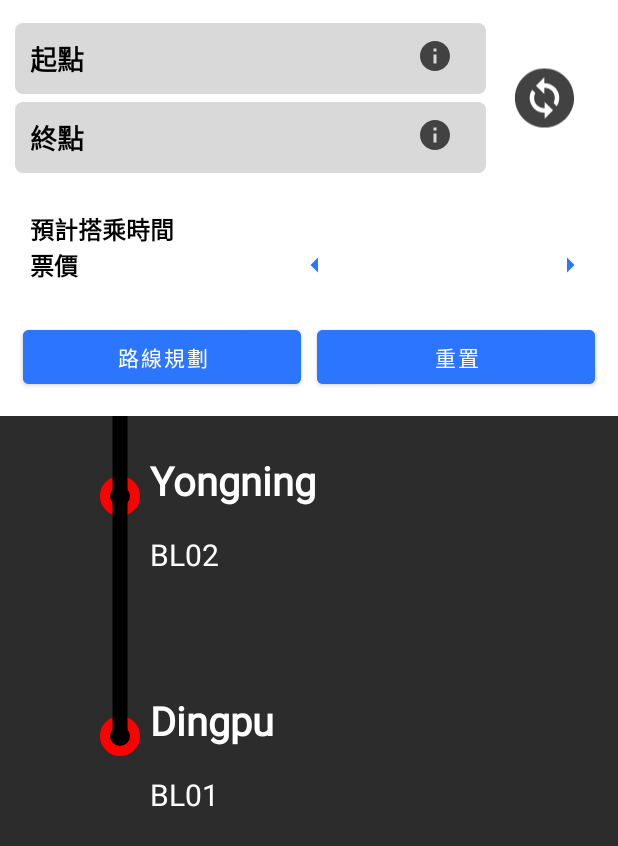
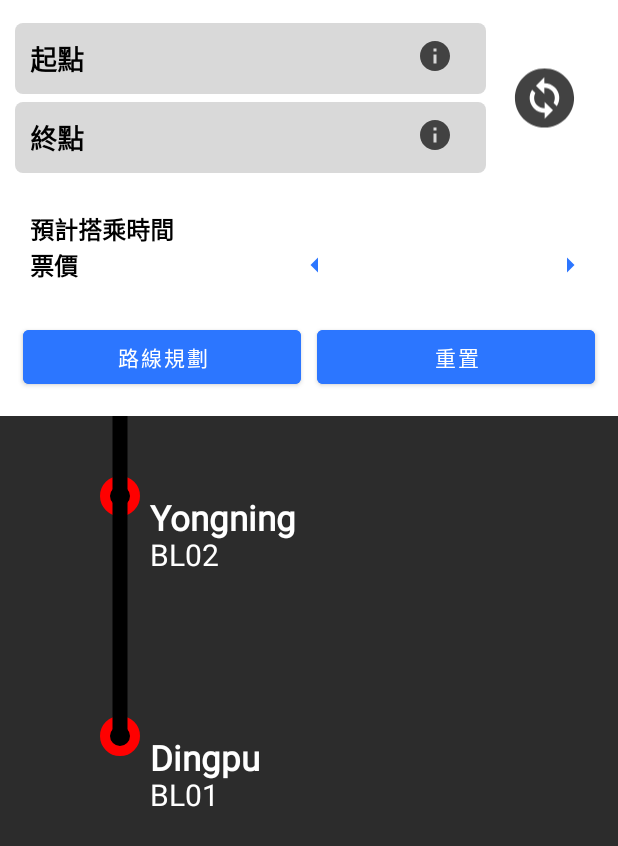
Before and after one commit to fengqian0914/Metro-Journey-Stamp-Collection, an Android app: the layout fragment_home_fragment.xml on its own in the app's theme, with its tools: preview values and no code run, on a phone screen of 412 x 824 dp. Shown: the top 846 px of the screen. Run offline under Robolectric (Android 15) with nearby library versions, the phone set to English and light mode, and no system bars.

Commit message:
路網 翻譯完成 路網 翻譯

```diff
--- a/app/src/main/java/com/example/MRTAPP/UI/Home/MapView.kt
+++ b/app/src/main/java/com/example/MRTAPP/UI/Home/MapView.kt
@@ -150,7 +150,6 @@ class MapView(context: Context, attrs: AttributeSet) : View(context, attrs) {
 //            val stationName_TW = "${GetLanguage.getStationName(context,station.chineseName)}"
 //            val stationName_EN = "${station.englishName}"
             savelanauge=GetLanguage.getsaveLanguage(context)
-            updateTextSizeBasedOnLanguage()
 
             val LanguageText=when(savelanauge){
                 "Zh_tw"->station.chineseName
@@ -164,6 +163,7 @@ class MapView(context: Context, attrs: AttributeSet) : View(context, attrs) {
             val stationName_EN= "${LanguageText}"
 
             val stationCode = station.code
+            updateTextSizeBasedOnLanguage(station.code)
 
             setLinePaint(lineCode)
             setStationPaint(lineCode)
@@ -174,134 +174,105 @@ class MapView(context: Context, attrs: AttributeSet) : View(context, attrs) {
 
                 in "R07"->{
                     chineseTextPaint.textAlign = Paint.Align.LEFT
-                    englishTextPaint.textAlign = Paint.Align.LEFT
                     codePaint.textAlign = Paint.Align.LEFT
 
                     canvas.drawText(stationName_TW, x , y+60f, chineseTextPaint)
-                    canvas.drawText(stationName_EN, x , y+100f, englishTextPaint)
-                    canvas.drawText(stationCode, x , y + 140f, createCodeTextPaint(lineCode))
+                    canvas.drawText(stationCode, x , y + 100f, createCodeTextPaint(lineCode))
                 }
                 in "G08"->{
                     chineseTextPaint.textAlign = Paint.Align.LEFT
-                    englishTextPaint.textAlign = Paint.Align.LEFT
                     codePaint.textAlign=Paint.Align.LEFT
 
-                    canvas.drawText(stationName_TW, x-80f , y+65f, chineseTextPaint)
-                    canvas.drawText(stationName_EN, x-80f , y+105f, englishTextPaint)
+                    canvas.drawText(stationName_TW, x-80f , y+105f, chineseTextPaint)
                     canvas.drawText(stationCode, x-80f , y+145f, createCodeTextPaint(lineCode))
                 }
                 in "G09","G03A"->{
                     chineseTextPaint.textAlign = Paint.Align.RIGHT
-                    englishTextPaint.textAlign = Paint.Align.RIGHT
                     codePaint.textAlign=Paint.Align.RIGHT
 
                     canvas.drawText(stationName_TW, x -70f, y, chineseTextPaint)
-                    canvas.drawText(stationName_EN, x - 70f, y+35f, englishTextPaint)
-                    canvas.drawText(stationCode, x - 120f, y+70f, createCodeTextPaint(lineCode))
+                    canvas.drawText(stationCode, x - 120f, y+35f, createCodeTextPaint(lineCode))
                 }
                 in "O12"->{
                     chineseTextPaint.textAlign = Paint.Align.RIGHT
-                    englishTextPaint.textAlign = Paint.Align.RIGHT
                     codePaint.textAlign=Paint.Align.RIGHT
 
                     canvas.drawText(stationName_TW, x -120f, y-10f, chineseTextPaint)
-                    canvas.drawText(stationName_EN, x -120f, y+20f, englishTextPaint)
-                    canvas.drawText(stationCode, x - 170f, y+50f, createCodeTextPaint(lineCode))
+                    canvas.drawText(stationCode, x - 150f, y+20f, createCodeTextPaint(lineCode))
                 }
                 in "O50".."O54"->{
                     chineseTextPaint.textAlign = Paint.Align.RIGHT
-                    englishTextPaint.textAlign = Paint.Align.RIGHT
                     codePaint.textAlign=Paint.Align.RIGHT
 
                     canvas.drawText(stationName_TW, x-80f , y+60f, chineseTextPaint)
-                    canvas.drawText(stationName_EN, x-80f , y+90f, englishTextPaint)
-                    canvas.drawText(stationCode, x-130f , y+120f, createCodeTextPaint(lineCode))
+                    canvas.drawText(stationCode, x-120f , y+90f, createCodeTextPaint(lineCode))
                 }
                 in "BL09"->{
                     chineseTextPaint.textAlign = Paint.Align.LEFT
-                    englishTextPaint.textAlign = Paint.Align.LEFT
                     codePaint.textAlign=Paint.Align.LEFT
 
                     canvas.drawText(stationName_TW, x + 30f, y+20f, chineseTextPaint)
-                    canvas.drawText(stationName_EN, x + 30f, y+55f, englishTextPaint)
-                    canvas.drawText(stationCode, x + 30f, y + 90f, createCodeTextPaint(lineCode))
+                    canvas.drawText(stationCode, x + 30f, y + 55f, createCodeTextPaint(lineCode))
                 }
                 in "R09"->{
                     chineseTextPaint.textAlign = Paint.Align.LEFT
-                    englishTextPaint.textAlign = Paint.Align.LEFT
                     codePaint.textAlign=Paint.Align.LEFT
 
-                    canvas.drawText(stationName_TW, x + 30f, y-40f, chineseTextPaint)
-                    canvas.drawText(stationName_EN, x + 30f, y-10f, englishTextPaint)
+                    canvas.drawText(stationName_TW, x + 30f, y-10f, chineseTextPaint)
                     canvas.drawText(stationCode, x + 30f, y +20f, createCodeTextPaint(lineCode))
                 }
                 in "R11","R13"->{ //交叉站 右下
                     chineseTextPaint.textAlign = Paint.Align.LEFT
-                    englishTextPaint.textAlign = Paint.Align.LEFT
                     codePaint.textAlign=Paint.Align.LEFT
 
-                    canvas.drawText(stationName_TW, x +40f, y+50f, chineseTextPaint)
-                    canvas.drawText(stationName_EN, x +40f, y+80f, englishTextPaint)
+                    canvas.drawText(stationName_TW, x +40f, y+60f, chineseTextPaint)
 
-                    canvas.drawText(stationCode, x +40f, y+110f, createCodeTextPaint(lineCode))
+                    canvas.drawText(stationCode, x +40f, y+90f, createCodeTextPaint(lineCode))
                 }
                 in "O05","O06","Y07","O12_1","R22_1","G03_1","Y11_1","Y18_1"->{ //不顯示
 
                 }in "O17"->{
                 chineseTextPaint.textAlign = Paint.Align.CENTER
-                englishTextPaint.textAlign = Paint.Align.CENTER
                 codePaint.textAlign=Paint.Align.CENTER
 
-                canvas.drawText(stationName_TW, x -80f, y-60f, chineseTextPaint)
-                canvas.drawText(stationName_EN, x - 80f, y-30f, englishTextPaint)
-
-                canvas.drawText(stationCode, x - 80f, y, createCodeTextPaint(lineCode))
+                canvas.drawText(stationName_TW, x -80f, y-70f, chineseTextPaint)
+                canvas.drawText(stationCode, x - 80f, y-30f, createCodeTextPaint(lineCode))
             }
                 in "Y17","Y09"->{ //左下
                     chineseTextPaint.textAlign = Paint.Align.LEFT
-                    englishTextPaint.textAlign = Paint.Align.LEFT
                     codePaint.textAlign=Paint.Align.LEFT
 
-                    canvas.drawText(stationName_TW, x-80f , y+60f, chineseTextPaint)
-                    canvas.drawText(stationName_EN, x-80f , y+100f, englishTextPaint)
+                    canvas.drawText(stationName_TW, x-80f , y+100f, chineseTextPaint)
                     canvas.drawText(stationCode, x-80f , y+140f, createCodeTextPaint(lineCode))
                 }
-                in "R06",in "BR15".."BR20","BL17"->{ //左上
+                in "R06",in "BR15".."BR20","BL17","G17"->{ //左上
                     chineseTextPaint.textAlign = Paint.Align.LEFT
-                    englishTextPaint.textAlign = Paint.Align.LEFT
                     codePaint.textAlign=Paint.Align.LEFT
 
-                    canvas.drawText(stationName_TW, x-70f , y-120f, chineseTextPaint)
-                    canvas.drawText(stationName_EN, x-70f , y-80f, englishTextPaint)
+                    canvas.drawText(stationName_TW, x-70f , y-80f, chineseTextPaint)
                     canvas.drawText(stationCode, x-70f , y-40f, createCodeTextPaint(lineCode))
                 }
                 in "BL12",in "G04".."G07" ,in "BR03","BR06","G13",in "Y13".."Y16","R08",in "BR08","R05","O10"-> { //右上
                     chineseTextPaint.textAlign = Paint.Align.LEFT
-                    englishTextPaint.textAlign = Paint.Align.LEFT
                     codePaint.textAlign=Paint.Align.LEFT
-                    canvas.drawText(stationName_TW, x + 30f, y-100f, chineseTextPaint)
-                    canvas.drawText(stationName_EN, x + 30f, y-60f, englishTextPaint)
+                    canvas.drawText(stationName_TW, x + 30f, y-60f, chineseTextPaint)
                     canvas.drawText(stationCode, x + 30f, y-20f, createCodeTextPaint(lineCode))
                 }
                 in "G12".."G13"->{ //左方
                     chineseTextPaint.textAlign = Paint.Align.RIGHT
-                    englishTextPaint.textAlign = Paint.Align.RIGHT
                     codePaint.textAlign=Paint.Align.RIGHT
 
-                    canvas.drawText(stationName_TW, x -40f, y, chineseTextPaint)
-                    canvas.drawText(stationName_EN, x - 40f, y+40f, englishTextPaint)
+                    canvas.drawText(stationName_TW, x -40f, y+40f, chineseTextPaint)
                     canvas.drawText(stationCode, x - 90f, y+80f, createCodeTextPaint(lineCode))
                 }
                 in "G11"->{
                     chineseTextPaint.textAlign = Paint.Align.RIGHT
-                    englishTextPaint.textAlign = Paint.Align.RIGHT
                     codePaint.textAlign=Paint.Align.RIGHT
 
-                    canvas.drawText(stationName_TW, x -40f, y-60f, chineseTextPaint)
-                    canvas.drawText(stationName_EN, x - 40f, y-20f, englishTextPaint)
+                    canvas.drawText(stationName_TW, x -40f, y-20f, chineseTextPaint)
                     canvas.drawText(stationCode, x - 90f, y+20f, createCodeTextPaint(lineCode))
                 }
-                in "BL10".."BL16",in "BL18".."BL20" ,in "R02".."R04",in "R08" ,in "R20".."R24",in "G15".."G19","BR02",in "Y10".."Y12","Y08",in "BR07","O02"-> { // 下方
+                in "BL10".."BL16",in "BL18".."BL20" ,in "R02".."R04",in "R08" ,in "R20".."R24",in "G15","G16","G18","G19","BR02",in "Y10".."Y12","Y08",in "BR07","O02"-> { // 下方
                     chineseTextPaint.textAlign = Paint.Align.LEFT
                     codePaint.textAlign = Paint.Align.LEFT
 
@@ -312,11 +283,9 @@ class MapView(context: Context, attrs: AttributeSet) : View(context, attrs) {
 
                 else->{ //右方
                     chineseTextPaint.textAlign = Paint.Align.LEFT
-                    englishTextPaint.textAlign = Paint.Align.LEFT
                     codePaint.textAlign=Paint.Align.LEFT
 
-                    canvas.drawText(stationName_TW, x + 30f, y, chineseTextPaint)
-                    canvas.drawText(stationName_EN, x + 30f, y+35f, englishTextPaint)
+                    canvas.drawText(stationName_TW, x + 30f, y+35f, chineseTextPaint)
                     canvas.drawText(stationCode, x + 30f, y + 70f, createCodeTextPaint(lineCode))
                 }
 
@@ -483,18 +452,17 @@ class MapView(context: Context, attrs: AttributeSet) : View(context, attrs) {
         isAntiAlias = true
     }
 
-    private val englishTextPaint: Paint = Paint().apply {
-        color = Color.WHITE
 
-        textSize = 0f
-        isAntiAlias = true
-    }
-    private fun updateTextSizeBasedOnLanguage() {
-        chineseTextPaint.textSize = if (savelanauge == "En") {
+    private fun updateTextSizeBasedOnLanguage(code: String) {
+        chineseTextPaint.textSize = if (
+            savelanauge == "En" ||
+            ((savelanauge == "Zh_tw" || savelanauge == "Zh-Hans" || savelanauge == "Ko") && code == "R06")
+        ) {
             25f
         } else {
-            40f
+            35f
         }
+
     }
     private fun createCodeTextPaint(lineCode: String): Paint {
         return Paint().apply {
```
